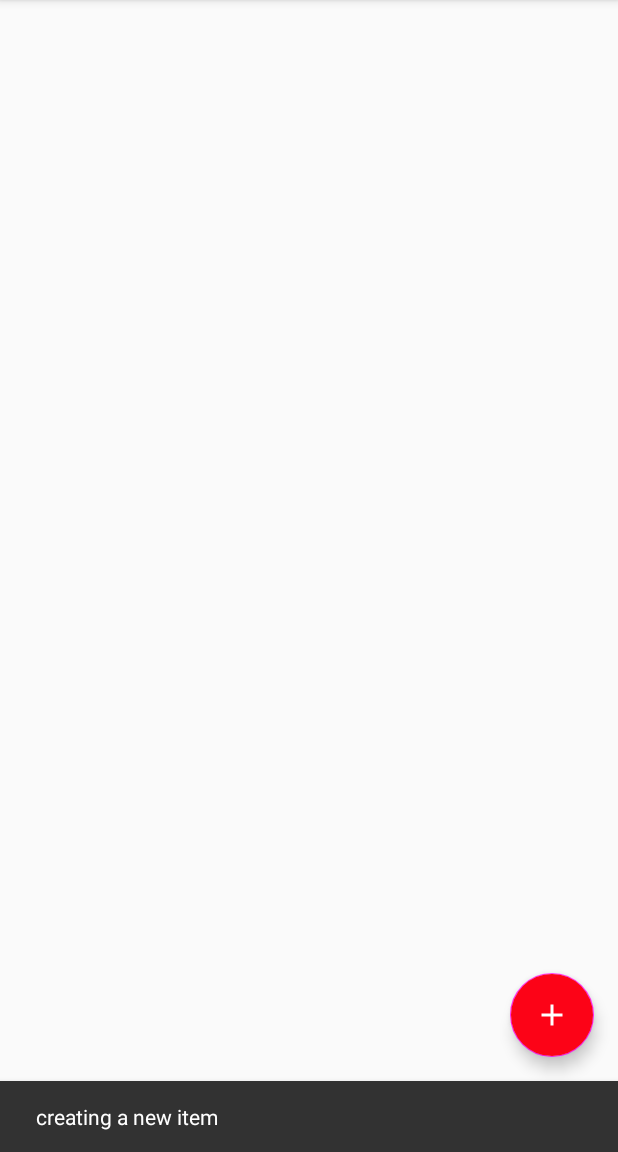
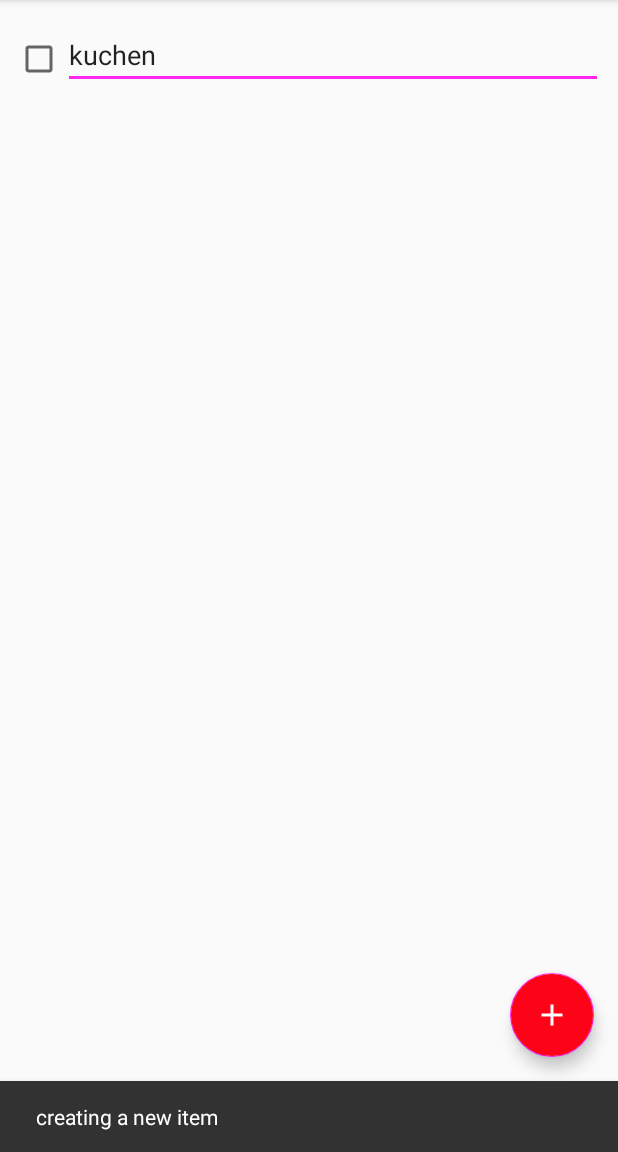
Before and after one commit to jschiefner/shopping-list-android, an Android app: the screen it shows after launch (MainActivity), after a tap on an icon or button, on a phone screen of 412 x 824 dp, the part 84-1236 px from its top. Run offline under Robolectric (Android 15) with nearby library versions, the phone set to English and light mode, and no system bars; our stand-ins replace Room's generated code.

Commit message:
add simple items recycler view

```diff
--- a/app/src/main/java/com/jschiefner/shoppinglist/ItemViewAdapter.java
+++ b/app/src/main/java/com/jschiefner/shoppinglist/ItemViewAdapter.java
@@ -1,39 +1,79 @@
 package com.jschiefner.shoppinglist;
 
+import android.content.Context;
+import android.text.Editable;
+import android.text.TextWatcher;
+import android.util.Log;
+import android.view.KeyEvent;
 import android.view.LayoutInflater;
 import android.view.View;
 import android.view.ViewGroup;
+import android.view.inputmethod.InputMethodManager;
 import android.widget.EditText;
+import android.widget.TextView;
+
+import org.w3c.dom.Text;
+
+import java.lang.reflect.Array;
+import java.util.ArrayList;
+import java.util.List;
 
 import androidx.annotation.NonNull;
 import androidx.recyclerview.widget.RecyclerView;
 
 public class ItemViewAdapter extends RecyclerView.Adapter<ItemViewAdapter.ItemViewHolder> {
+    private List<Item> items = new ArrayList<>();
 
     public static class ItemViewHolder extends RecyclerView.ViewHolder {
         public EditText editText;
+        public int position;
 
         public ItemViewHolder(@NonNull View itemView) {
             super(itemView);
             editText = itemView.findViewById(R.id.recycler_edit_text);
+            this.editText.setOnEditorActionListener(new TextView.OnEditorActionListener() {
+                @Override
+                public boolean onEditorAction(TextView textView, int i, KeyEvent keyEvent) {
+                    Log.i("CUSTOM", textView.getText().toString());
+                    InputMethodManager imm = (InputMethodManager) textView.getContext().getSystemService(Context.INPUT_METHOD_SERVICE);
+                    imm.hideSoftInputFromWindow(textView.getWindowToken(), 0);
+
+                    return true;
+                }
+            });
+            this.editText.setOnFocusChangeListener(new View.OnFocusChangeListener() {
+                @Override
+                public void onFocusChange(View view, boolean hasFocus) {
+                    if (hasFocus) return;
+
+                    EditText editText = (EditText) view;
+                    Log.i("CUSTOM", editText.getText().toString());
+                }
+            });
         }
+    }
+
+    public void setItems(List<Item> items) {
+        this.items = items;
+        notifyDataSetChanged();
     }
 
     @NonNull
     @Override
     public ItemViewHolder onCreateViewHolder(@NonNull ViewGroup parent, int viewType) {
         View view = LayoutInflater.from(parent.getContext()).inflate(R.layout.item_recycler_view, parent, false);
-        ItemViewHolder iwh = new ItemViewHolder(view);
-        return iwh;
+        return new ItemViewHolder(view);
     }
 
     @Override
     public void onBindViewHolder(@NonNull ItemViewHolder holder, int position) {
-
+        Item currentItem = items.get(position);
+        holder.editText.setText(currentItem.name);
+        holder.position = position;
     }
 
     @Override
     public int getItemCount() {
-        return 0;
+        return items.size();
     }
 }
--- a/app/src/main/java/com/jschiefner/shoppinglist/ShoppingFragment.java
+++ b/app/src/main/java/com/jschiefner/shoppinglist/ShoppingFragment.java
@@ -5,21 +5,44 @@ import android.view.LayoutInflater;
 import android.view.View;
 import android.view.ViewGroup;
 
+import java.util.List;
+
 import androidx.annotation.NonNull;
 import androidx.fragment.app.Fragment;
+import androidx.lifecycle.Observer;
+import androidx.lifecycle.ViewModelProviders;
+import androidx.recyclerview.widget.LinearLayoutManager;
 import androidx.recyclerview.widget.RecyclerView;
 
 public class ShoppingFragment extends Fragment {
     private RecyclerView recyclerView;
     private RecyclerView.Adapter adapter;
     private RecyclerView.LayoutManager layoutManager;
+    private ItemViewModel itemViewModel;
 
     @Override
     public View onCreateView(LayoutInflater inflater, ViewGroup container, Bundle savedInstanceState) {
+        // Inflate the layout for this fragment
+        View rootView = inflater.inflate(R.layout.shopping_fragment, container, false);
+
+        RecyclerView recyclerView = rootView.findViewById(R.id.items_recycler_view);
+        recyclerView.setLayoutManager(new LinearLayoutManager(getContext()));
+        recyclerView.setHasFixedSize(true);
+        final ItemViewAdapter adapter = new ItemViewAdapter();
+
+        recyclerView.setAdapter(adapter);
+
+        // Setup Trip List
+        itemViewModel = ViewModelProviders.of(this, new ItemViewModelFactory(getActivity().getApplication())).get(ItemViewModel.class);
+        itemViewModel.getItems().observe(this, new Observer<List<Item>>() {
+            @Override
+            public void onChanged(List<Item> items) {
+                adapter.setItems(items);
+            }
+        });
 
 
-        // Inflate the layout for this fragment
-        return inflater.inflate(R.layout.shopping_fragment, container, false);
+        return rootView;
 
 
     }
--- a/app/src/main/res/layout/item_recycler_view.xml
+++ b/app/src/main/res/layout/item_recycler_view.xml
@@ -1,7 +1,9 @@
 <?xml version="1.0" encoding="utf-8"?>
 <androidx.cardview.widget.CardView xmlns:android="http://schemas.android.com/apk/res/android"
     android:layout_width="match_parent"
-    android:layout_height="wrap_content">
+    android:layout_height="wrap_content"
+    android:backgroundTint="@color/transparent"
+    android:outlineProvider="none">
 
     <GridLayout
         android:layout_width="match_parent"
@@ -10,21 +12,25 @@
         android:layout_gravity="center"
         android:orientation="horizontal">
 
-        <EditText
-            android:id="@+id/recycler_edit_text"
-            android:layout_width="wrap_content"
-            android:layout_height="wrap_content"
-            android:layout_row="0"
-            android:layout_column="0"
-            android:text="Test Item"/>
-
         <CheckBox
             android:layout_width="wrap_content"
             android:layout_height="wrap_content"
-            android:layout_gravity="center_vertical|end"
+            android:layout_gravity="center_vertical|start"
             android:gravity="start"
             android:layout_row="0"
-            android:layout_column="1"/>
+            android:layout_column="0"
+            android:layout_marginTop="5dp" />
+
+        <EditText
+            android:id="@+id/recycler_edit_text"
+            android:layout_width="360dp"
+            android:layout_height="wrap_content"
+            android:layout_row="0"
+            android:layout_column="1"
+            android:imeOptions="actionDone"
+            android:maxLines="1"
+            android:inputType="text" />
+
     </GridLayout>
 
 </androidx.cardview.widget.CardView>
--- a/app/src/main/res/layout/shopping_fragment.xml
+++ b/app/src/main/res/layout/shopping_fragment.xml
@@ -8,7 +8,6 @@
     <LinearLayout
         android:layout_width="match_parent"
         android:layout_height="wrap_content"
-        android:descendantFocusability="blocksDescendants"
         android:gravity="center"
         android:orientation="vertical">
 
@@ -18,7 +17,8 @@
             android:layout_height="wrap_content"
             android:layout_marginTop="10dp"
             android:nestedScrollingEnabled="false"
-            android:scrollbars="vertical" />
+            android:scrollbars="vertical"
+            android:background="@color/transparent"/>
 
     </LinearLayout>
 
--- a/app/src/main/res/values/colors.xml
+++ b/app/src/main/res/values/colors.xml
@@ -3,4 +3,5 @@
     <color name="colorPrimary">#fc0317</color>
     <color name="colorPrimaryDark">#730009</color>
     <color name="colorAccent">#ff26f1</color>
+    <color name="transparent">#00FFFFFF</color>
 </resources>
```
Also changed, not shown: gradle/wrapper/gradle-wrapper.properties.
